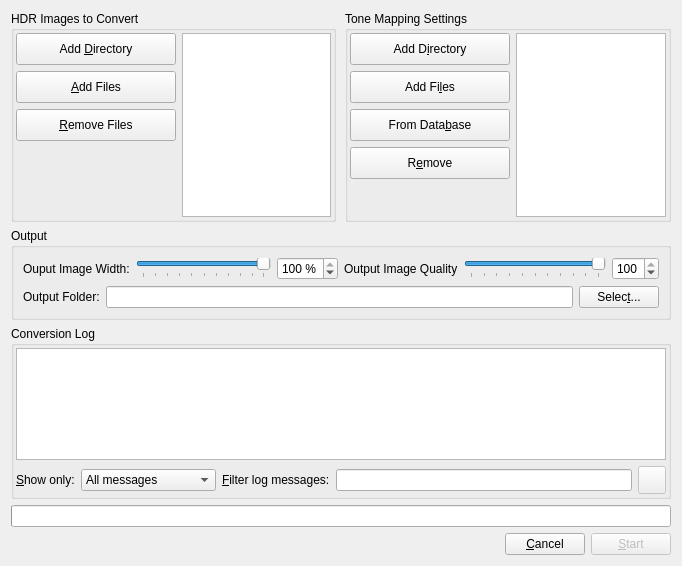
The window that src/BatchTM/BatchTMDialog.ui (LuminanceHDR/LuminanceHDR) describes before a commit, drawn with Qt 5.
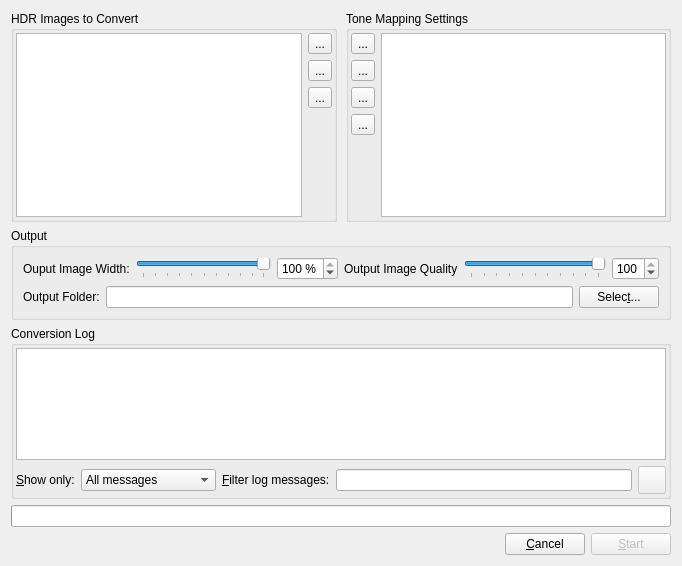
The same window after the commit. Icons and pictures are not drawn.

Commit message: [GUI]: Modified BatchTMDialog and TransplantExifDialog

```diff
--- a/src/BatchTM/BatchTMDialog.ui
+++ b/src/BatchTM/BatchTMDialog.ui
@@ -35,110 +35,6 @@
         <property name="margin">
          <number>2</number>
         </property>
-        <item>
-         <layout class="QVBoxLayout" name="_3">
-          <item>
-           <widget class="QPushButton" name="add_dir_HDRs_Button">
-            <property name="minimumSize">
-             <size>
-              <width>160</width>
-              <height>32</height>
-             </size>
-            </property>
-            <property name="maximumSize">
-             <size>
-              <width>160</width>
-              <height>32</height>
-             </size>
-            </property>
-            <property name="toolTip">
-             <string>Add all the HDRs in a directory to the list</string>
-            </property>
-            <property name="text">
-             <string>Add &amp;Directory</string>
-            </property>
-            <property name="icon">
-             <iconset resource="../../icons.qrc">
-              <normaloff>:/new/prefix1/images/fileopen.png</normaloff>:/new/prefix1/images/fileopen.png</iconset>
-            </property>
-            <property name="autoDefault">
-             <bool>true</bool>
-            </property>
-            <property name="default">
-             <bool>false</bool>
-            </property>
-            <property name="flat">
-             <bool>false</bool>
-            </property>
-           </widget>
-          </item>
-          <item>
-           <widget class="QPushButton" name="add_HDRs_Button">
-            <property name="minimumSize">
-             <size>
-              <width>160</width>
-              <height>32</height>
-             </size>
-            </property>
-            <property name="maximumSize">
-             <size>
-              <width>160</width>
-              <height>32</height>
-             </size>
-            </property>
-            <property name="toolTip">
-             <string>Add single HDR files to the list</string>
-            </property>
-            <property name="text">
-             <string>&amp;Add Files</string>
-            </property>
-            <property name="icon">
-             <iconset resource="../../icons.qrc">
-              <normaloff>:/new/prefix1/images/add.png</normaloff>:/new/prefix1/images/add.png</iconset>
-            </property>
-           </widget>
-          </item>
-          <item>
-           <widget class="QPushButton" name="remove_HDRs_Button">
-            <property name="minimumSize">
-             <size>
-              <width>160</width>
-              <height>32</height>
-             </size>
-            </property>
-            <property name="maximumSize">
-             <size>
-              <width>160</width>
-              <height>32</height>
-             </size>
-            </property>
-            <property name="toolTip">
-             <string>Remove single HDR files to the list</string>
-            </property>
-            <property name="text">
-             <string>&amp;Remove Files</string>
-            </property>
-            <property name="icon">
-             <iconset resource="../../icons.qrc">
-              <normaloff>:/new/prefix1/images/remove.png</normaloff>:/new/prefix1/images/remove.png</iconset>
-            </property>
-           </widget>
-          </item>
-          <item>
-           <spacer name="verticalSpacer">
-            <property name="orientation">
-             <enum>Qt::Vertical</enum>
-            </property>
-            <property name="sizeHint" stdset="0">
-             <size>
-              <width>20</width>
-              <height>40</height>
-             </size>
-            </property>
-           </spacer>
-          </item>
-         </layout>
-        </item>
         <item>
          <widget class="QListWidget" name="listWidget_HDRs">
           <property name="toolTip">
@@ -152,6 +48,92 @@
           </property>
          </widget>
         </item>
+        <item>
+         <layout class="QVBoxLayout" name="_3">
+          <item>
+           <widget class="QToolButton" name="add_dir_HDRs_Button">
+            <property name="toolTip">
+             <string>Add Directory (ALT + D)</string>
+            </property>
+            <property name="text">
+             <string>...</string>
+            </property>
+            <property name="icon">
+             <iconset resource="../../icons.qrc">
+              <normaloff>:/new/prefix1/images/fileopen.png</normaloff>:/new/prefix1/images/fileopen.png</iconset>
+            </property>
+            <property name="iconSize">
+             <size>
+              <width>24</width>
+              <height>24</height>
+             </size>
+            </property>
+            <property name="shortcut">
+             <string>Alt+D</string>
+            </property>
+           </widget>
+          </item>
+          <item>
+           <widget class="QToolButton" name="add_HDRs_Button">
+            <property name="toolTip">
+             <string>Add Files (ALT+ F)</string>
+            </property>
+            <property name="text">
+             <string>...</string>
+            </property>
+            <property name="icon">
+             <iconset resource="../../icons.qrc">
+              <normaloff>:/new/prefix1/images/add.png</normaloff>:/new/prefix1/images/add.png</iconset>
+            </property>
+            <property name="iconSize">
+             <size>
+              <width>24</width>
+              <height>24</height>
+             </size>
+            </property>
+            <property name="shortcut">
+             <string>Alt+F</string>
+            </property>
+           </widget>
+          </item>
+          <item>
+           <widget class="QToolButton" name="remove_HDRs_Button">
+            <property name="toolTip">
+             <string>Remove Files (ALT + R)</string>
+            </property>
+            <property name="text">
+             <string>...</string>
+            </property>
+            <property name="icon">
+             <iconset resource="../../icons.qrc">
+              <normaloff>:/new/prefix1/images/remove.png</normaloff>:/new/prefix1/images/remove.png</iconset>
+            </property>
+            <property name="iconSize">
+             <size>
+              <width>24</width>
+              <height>24</height>
+             </size>
+            </property>
+            <property name="shortcut">
+             <string>Alt+R</string>
+            </property>
+           </widget>
+          </item>
+          <item>
+           <spacer name="verticalSpacer">
+            <property name="orientation">
+             <enum>Qt::Vertical</enum>
+            </property>
+            <property name="sizeHint" stdset="0">
+             <size>
+              <width>20</width>
+              <height>40</height>
+             </size>
+            </property>
+           </spacer>
+          </item>
+         </layout>
+        </item>
        </layout>
       </widget>
      </item>
@@ -170,112 +152,94 @@
         <item>
          <layout class="QVBoxLayout" name="_4">
           <item>
-           <widget class="QPushButton" name="add_dir_TMopts_Button">
-            <property name="minimumSize">
-             <size>
-              <width>160</width>
-              <height>32</height>
-             </size>
-            </property>
-            <property name="maximumSize">
-             <size>
-              <width>160</width>
-              <height>32</height>
-             </size>
-            </property>
+           <widget class="QToolButton" name="add_dir_TMopts_Button">
             <property name="toolTip">
              <string>Add all the Tone Mapping Setting files in a directory to the list</string>
             </property>
             <property name="text">
-             <string>Add D&amp;irectory</string>
+             <string>...</string>
             </property>
             <property name="icon">
              <iconset resource="../../icons.qrc">
               <normaloff>:/new/prefix1/images/fileopen.png</normaloff>:/new/prefix1/images/fileopen.png</iconset>
             </property>
-            <property name="flat">
-             <bool>false</bool>
+            <property name="iconSize">
+             <size>
+              <width>24</width>
+              <height>24</height>
+             </size>
+            </property>
+            <property name="shortcut">
+             <string>Alt+I</string>
             </property>
            </widget>
           </item>
           <item>
-           <widget class="QPushButton" name="add_TMopts_Button">
-            <property name="minimumSize">
-             <size>
-              <width>160</width>
-              <height>32</height>
-             </size>
-            </property>
-            <property name="maximumSize">
-             <size>
-              <width>160</width>
-              <height>32</height>
-             </size>
-            </property>
+           <widget class="QToolButton" name="add_TMopts_Button">
             <property name="toolTip">
              <string>Add single Tone Mapping Setting files to the list</string>
             </property>
             <property name="text">
-             <string>Add Fi&amp;les</string>
+             <string>...</string>
             </property>
             <property name="icon">
              <iconset resource="../../icons.qrc">
               <normaloff>:/new/prefix1/images/add.png</normaloff>:/new/prefix1/images/add.png</iconset>
             </property>
-            <property name="flat">
-             <bool>false</bool>
+            <property name="iconSize">
+             <size>
+              <width>24</width>
+              <height>24</height>
+             </size>
+            </property>
+            <property name="shortcut">
+             <string>Alt+L</string>
             </property>
            </widget>
           </item>
           <item>
-           <widget class="QPushButton" name="from_Database_Button">
-            <property name="minimumSize">
-             <size>
-              <width>0</width>
-              <height>32</height>
-             </size>
-            </property>
-            <property name="maximumSize">
-             <size>
-              <width>16777215</width>
-              <height>32</height>
-             </size>
+           <widget class="QToolButton" name="from_Database_Button">
+            <property name="toolTip">
+             <string>Add from Database (ALT +B)</string>
             </property>
             <property name="text">
-             <string>From Data&amp;base</string>
+             <string>...</string>
             </property>
             <property name="icon">
              <iconset resource="../../icons.qrc">
               <normaloff>:/new/prefix1/images/draganddrop.png</normaloff>:/new/prefix1/images/draganddrop.png</iconset>
             </property>
+            <property name="iconSize">
+             <size>
+              <width>24</width>
+              <height>24</height>
+             </size>
+            </property>
+            <property name="shortcut">
+             <string>Alt+B</string>
+            </property>
            </widget>
           </item>
           <item>
-           <widget class="QPushButton" name="remove_TMOpts_Button">
-            <property name="minimumSize">
-             <size>
-              <width>160</width>
-              <height>32</height>
-             </size>
-            </property>
-            <property name="maximumSize">
-             <size>
-              <width>160</width>
-              <height>32</height>
-             </size>
-            </property>
+           <widget class="QToolButton" name="remove_TMOpts_Button">
             <property name="toolTip">
              <string>Remove single Tone Mapping Setting files to the list</string>
             </property>
             <property name="text">
-             <string>R&amp;emove</string>
+             <string>...</string>
             </property>
             <property name="icon">
              <iconset resource="../../icons.qrc">
               <normaloff>:/new/prefix1/images/remove.png</normaloff>:/new/prefix1/images/remove.png</iconset>
             </property>
-            <property name="flat">
-             <bool>false</bool>
+            <property name="iconSize">
+             <size>
+              <width>24</width>
+              <height>24</height>
+             </size>
+            </property>
+            <property name="shortcut">
+             <string>Alt+M</string>
             </property>
            </widget>
           </item>
```
Left out of the diff: 7 changed lines with no effect on the pictures. The commit also changes 1 other file.
